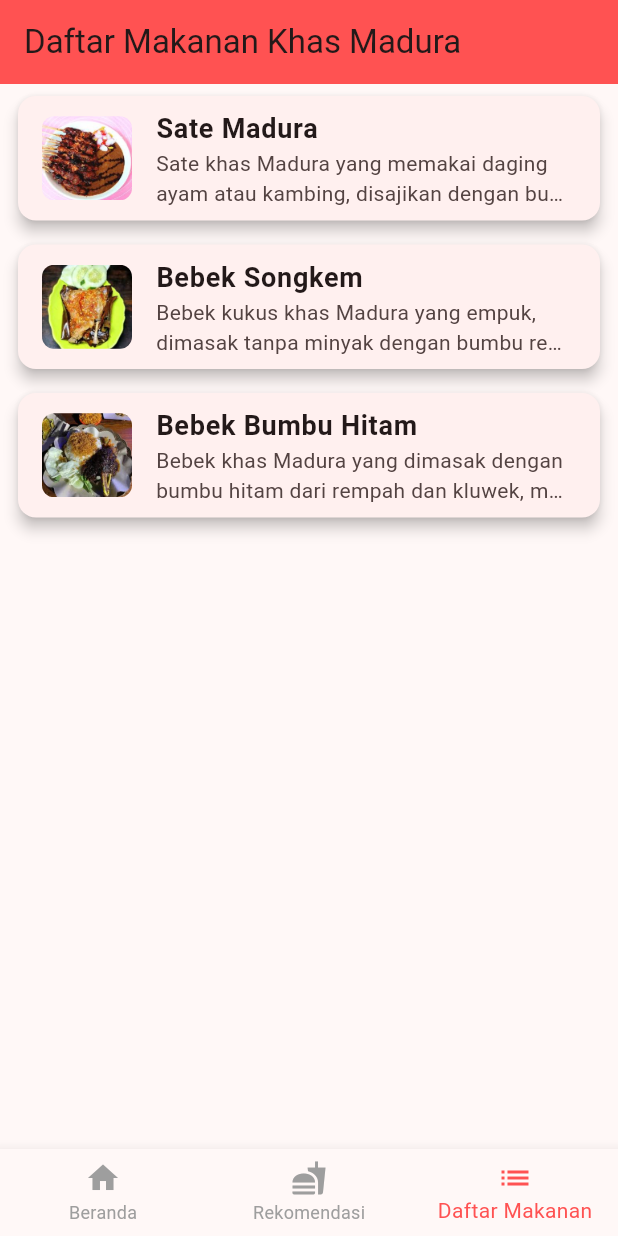
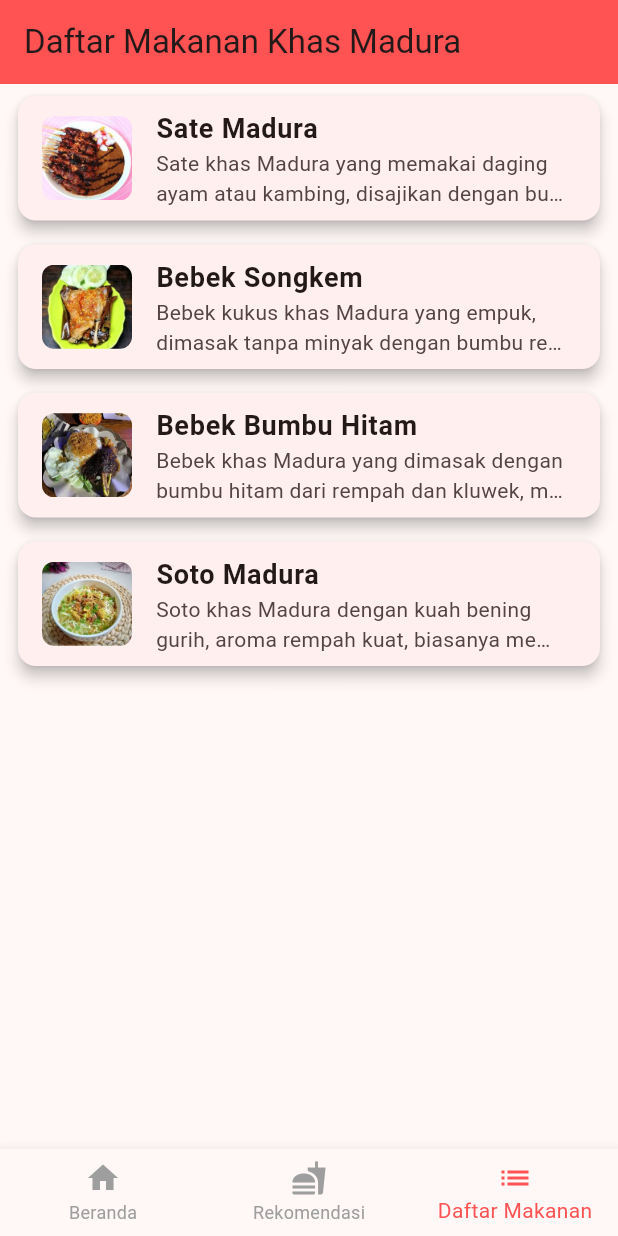
Before and after one commit to Yofaa123/Project-Flutter, a Flutter app: the screen it shows after launch, item 3 of the bottom bar chosen, on a phone screen of 412 x 824 dp. Run offline on Flutter 3.47's test engine with Material 3 defaults, Android fonts, the light colour scheme and no system bars; our stand-ins replace share_plus.

Commit message:
menambahkan menu makanan dan detail makanan Soto Madura

```diff
--- a/lib/data/makanan_data.dart
+++ b/lib/data/makanan_data.dart
@@ -105,4 +105,39 @@ final List<Makanan> daftarMakanan = [
     saranPenyajian:
         'Sajikan hangat dengan nasi putih, sambal pencit atau sambal terasi, dan lalapan segar.',
   ),
+
+  Makanan(
+    nama: 'Soto Madura',
+    deskripsi:
+        'Soto khas Madura dengan kuah bening gurih, aroma rempah kuat, biasanya memakai daging sapi atau ayam serta taburan bawang goreng.',
+    gambar: 'soto.jpeg',
+    bahan: [
+      '500 gr daging sapi / ayam (pilih salah satu)',
+      '2 liter air untuk kuah',
+      '2 batang serai (memarkan)',
+      '3 lembar daun jeruk',
+      '2 lembar daun salam',
+      '1 ruas lengkuas (memarkan)',
+      'Minyak untuk menumis',
+      'Garam dan gula secukupnya',
+    ],
+    bumbu: [
+      '7 siung bawang merah',
+      '5 siung bawang putih',
+      '3 butir kemiri sangrai',
+      '1 sdt merica butir',
+      '1 sdt ketumbar',
+      '1 ruas kunyit',
+      '1 ruas jahe',
+    ],
+    langkah: [
+      'Rebus daging hingga empuk, angkat dan potong-potong, sisihkan kaldu.',
+      'Haluskan semua bumbu lalu tumis hingga harum.',
+      'Masukkan bumbu tumis ke dalam kaldu, tambahkan daun salam, daun jeruk, serai, dan lengkuas.',
+      'Masak sampai kuah mendidih dan bumbu meresap, koreksi rasa.',
+      'Masukkan potongan daging kembali ke dalam kuah sebelum disajikan.',
+    ],
+    saranPenyajian:
+        'Sajikan panas dengan potongan kentang rebus, telur rebus, seledri, bawang goreng, jeruk nipis, dan sambal.',
+  ),
 ];
```
